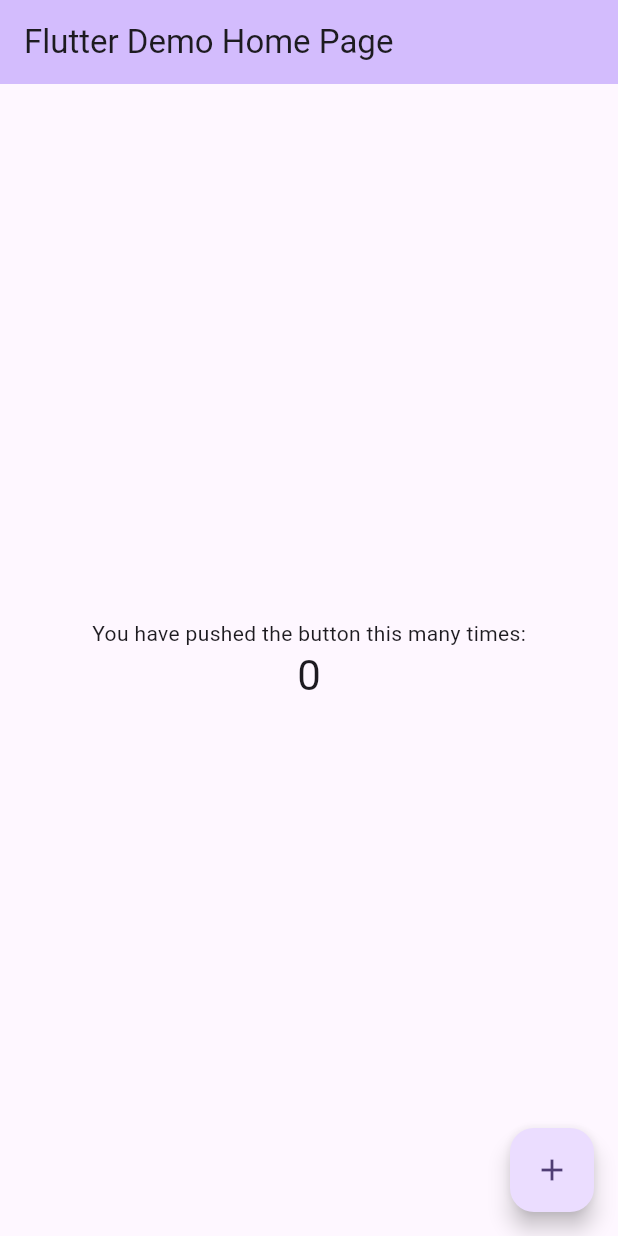
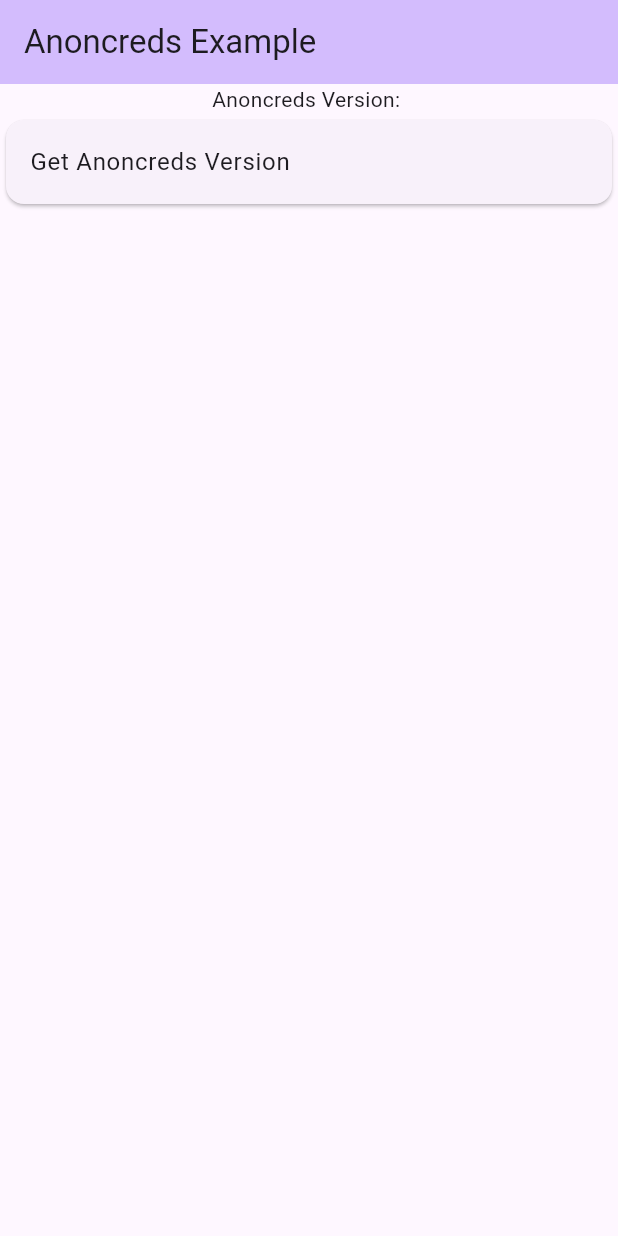
Before and after one commit to CPqD/anoncreds-wrapper-dart, a Flutter app: the screen it shows after launch, on a phone screen of 412 x 824 dp. Run offline on Flutter 3.47's test engine with Material 3 defaults, Android fonts, the phone set to English and light mode, and no system bars; missing offline and left inert: dart:ffi.

Commit message:
load so file and add  getAnoncredsVersion

```diff
--- /dev/null
+++ b/lib/anoncreds/anoncreds_native_functions.dart
@@ -0,0 +1,18 @@
+// ignore_for_file: non_constant_identifier_names
+
+import 'dart:ffi';
+import 'dart:io';
+
+import 'package:ffi/ffi.dart';
+
+final DynamicLibrary nativeLib = Platform.isIOS
+    ? DynamicLibrary.process()
+    : DynamicLibrary.open(getLibAnoncredsPath());
+
+String getLibAnoncredsPath() {
+  return Platform.isAndroid ? 'libanoncreds.so' : 'linux/lib/libanoncreds.so';
+}
+
+final Pointer<Utf8> Function() nativeAnoncredsVersion = nativeLib
+    .lookup<NativeFunction<Pointer<Utf8> Function()>>('anoncreds_version')
+    .asFunction();
--- a/lib/main.dart
+++ b/lib/main.dart
@@ -1,3 +1,4 @@
+import 'package:anoncreds_wrapper_dart/anoncreds/anoncreds_wrapper.dart';
 import 'package:flutter/material.dart';
 
 void main() {
@@ -11,27 +12,12 @@
   @override
   Widget build(BuildContext context) {
     return MaterialApp(
-      title: 'Flutter Demo',
+      title: 'Anoncreds Example',
       theme: ThemeData(
-        // This is the theme of your application.
-        //
-        // TRY THIS: Try running your application with "flutter run". You'll see
-        // the application has a purple toolbar. Then, without quitting the app,
-        // try changing the seedColor in the colorScheme below to Colors.green
-        // and then invoke "hot reload" (save your changes or press the "hot
-        // reload" button in a Flutter-supported IDE, or press "r" if you used
-        // the command line to start the app).
-        //
-        // Notice that the counter didn't reset back to zero; the application
-        // state is not lost during the reload. To reset the state, use hot
-        // restart instead.
-        //
-        // This works for code too, not just values: Most code changes can be
-        // tested with just a hot reload.
         colorScheme: ColorScheme.fromSeed(seedColor: Colors.deepPurple),
         useMaterial3: true,
       ),
-      home: const MyHomePage(title: 'Flutter Demo Home Page'),
+      home: const MyHomePage(title: 'Anoncreds Example'),
     );
   }
 }
@@ -55,71 +41,55 @@
 }
 
 class _MyHomePageState extends State<MyHomePage> {
-  int _counter = 0;
+  String _anoncredsVersion = "";
 
-  void _incrementCounter() {
+  void _getAnoncredsVersion() {
     setState(() {
-      // This call to setState tells the Flutter framework that something has
-      // changed in this State, which causes it to rerun the build method below
-      // so that the display can reflect the updated values. If we changed
-      // _counter without calling setState(), then the build method would not be
-      // called again, and so nothing would appear to happen.
-      _counter++;
+      _anoncredsVersion = anoncredsVersion();
     });
   }
 
   @override
   Widget build(BuildContext context) {
-    // This method is rerun every time setState is called, for instance as done
-    // by the _incrementCounter method above.
-    //
-    // The Flutter framework has been optimized to make rerunning build methods
-    // fast, so that you can just rebuild anything that needs updating rather
-    // than having to individually change instances of widgets.
+    List<MenuItem> menuItems = [
+      MenuItem('Get Anoncreds Version', _getAnoncredsVersion),
+    ];
+
     return Scaffold(
       appBar: AppBar(
-        // TRY THIS: Try changing the color here to a specific color (to
-        // Colors.amber, perhaps?) and trigger a hot reload to see the AppBar
-        // change color while the other colors stay the same.
         backgroundColor: Theme.of(context).colorScheme.inversePrimary,
-        // Here we take the value from the MyHomePage object that was created by
-        // the App.build method, and use it to set our appbar title.
         title: Text(widget.title),
       ),
       body: Center(
-        // Center is a layout widget. It takes a single child and positions it
-        // in the middle of the parent.
         child: Column(
-          // Column is also a layout widget. It takes a list of children and
-          // arranges them vertically. By default, it sizes itself to fit its
-          // children horizontally, and tries to be as tall as its parent.
-          //
-          // Column has various properties to control how it sizes itself and
-          // how it positions its children. Here we use mainAxisAlignment to
-          // center the children vertically; the main axis here is the vertical
-          // axis because Columns are vertical (the cross axis would be
-          // horizontal).
-          //
-          // TRY THIS: Invoke "debug painting" (choose the "Toggle Debug Paint"
-          // action in the IDE, or press "p" in the console), to see the
-          // wireframe for each widget.
           mainAxisAlignment: MainAxisAlignment.center,
           children: <Widget>[
-            const Text(
-              'You have pushed the button this many times:',
+            Text(
+              'Anoncreds Version: $_anoncredsVersion',
             ),
-            Text(
-              '$_counter',
-              style: Theme.of(context).textTheme.headlineMedium,
-            ),
+            Expanded(
+                child: ListView.builder(
+                    itemCount: menuItems.length,
+                    itemBuilder: (context, index) {
+                      return Card(
+                        child: ListTile(
+                          title: Text(menuItems[index].title),
+                          onTap: () async {
+                            menuItems[index].fn();
+                          },
+                        ),
+                      );
+                    }))
           ],
         ),
       ),
-      floatingActionButton: FloatingActionButton(
-        onPressed: _incrementCounter,
-        tooltip: 'Increment',
-        child: const Icon(Icons.add),
-      ), // This trailing comma makes auto-formatting nicer for build methods.
     );
   }
 }
+
+class MenuItem {
+  final String title;
+  final Function fn;
+
+  MenuItem(this.title, this.fn);
+}
--- a/pubspec.yaml
+++ b/pubspec.yaml
@@ -30,6 +30,10 @@ environment:
 dependencies:
   flutter:
     sdk: flutter
+  ffi: ^2.0.1
+  async: ^2.11.0
+  test: ^1.25.8
+  convert: ^3.0.0
 
   # The following adds the Cupertino Icons font to your application.
   # Use with the CupertinoIcons class for iOS style icons.
```
Also changed, not shown: lib/anoncreds/anoncreds_wrapper.dart (added, +21 -0 lines), pubspec.lock, 3 other files.
